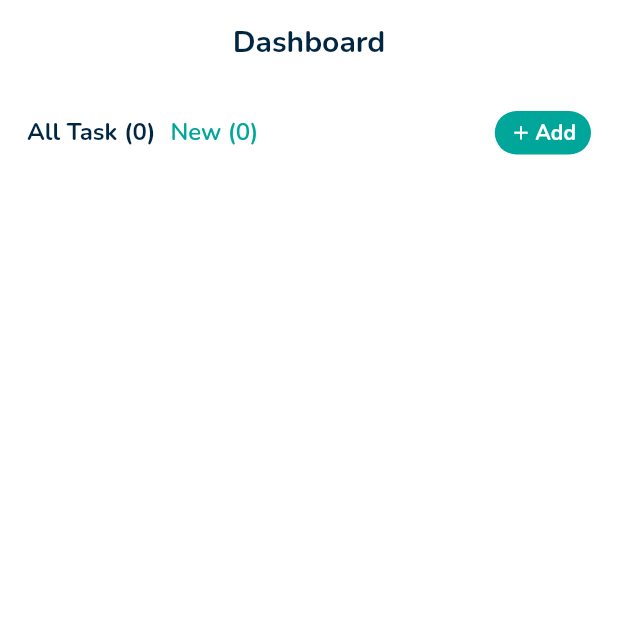
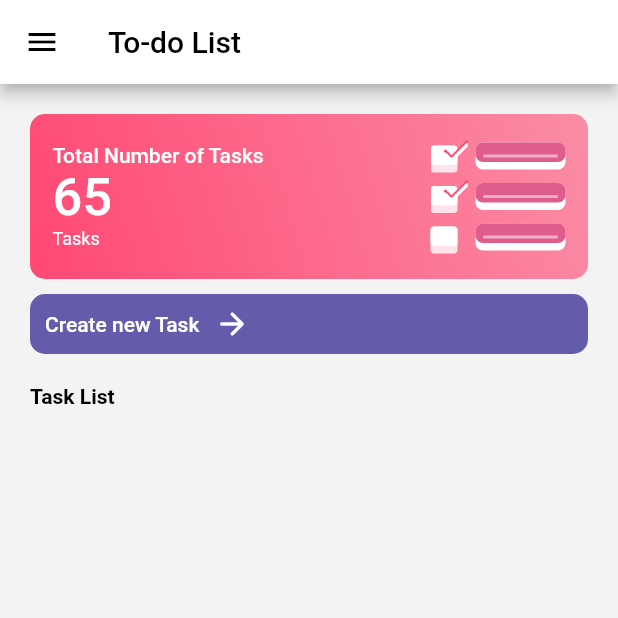
Before and after one commit to Nihalcm/rgc_dynamics, a Flutter app: the screen it shows after launch, on a phone screen of 412 x 824 dp, the top half of it. Run offline on Flutter 3.47's test engine with Material 2 defaults, Android fonts, the phone set to English and light mode, and no system bars; our stand-ins replace cloud_firestore, firebase_core, fluttertoast, google_fonts, iconsax; accounts and stored records are empty.

Commit message:
dashboard ui changed

```diff
--- a/lib/screens/dashboard/dashboard.dart
+++ b/lib/screens/dashboard/dashboard.dart
@@ -13,15 +13,14 @@ class _DashboardState extends State<Dashboard> {
   @override
   Widget build(BuildContext context) {
     return Scaffold(
-      backgroundColor: Colors.white,
+      backgroundColor: Color(0xFFf3f3f3),
       appBar: AppBar(
-        centerTitle: true,
+       leading: Icon(Icons.menu,color: Colors.black,),
         title: Text(
-          'Dashboard',
-          style: Theme.of(context).textTheme.headlineLarge,
+          'To-do List',
+          style: TextStyle(color: Colors.black,fontWeight: FontWeight.w500),
         ),
-        elevation: 0,
-        backgroundColor: Colors.transparent,
+        backgroundColor: Colors.white,
       ),
       body: SingleChildScrollView(
         child: Padding(padding: const EdgeInsets.all(10.0), child: AllTask()),
--- a/lib/screens/task/all_task.dart
+++ b/lib/screens/task/all_task.dart
@@ -1,10 +1,12 @@
 import 'package:cloud_firestore/cloud_firestore.dart';
+import 'package:flutter/cupertino.dart';
 import 'package:flutter/material.dart';
 import 'package:google_fonts/google_fonts.dart';
 import 'package:provider/provider.dart';
 import 'package:rgc_dynamics/screens/model/widgets.dart';
 import 'package:rgc_dynamics/screens/task/task_creation.dart';
 import 'package:rgc_dynamics/screens/task/task_details.dart';
+import 'package:iconsax/iconsax.dart';
 
 class AllTask extends StatefulWidget {
   const AllTask({Key? key}) : super(key: key);
@@ -16,6 +18,116 @@ class AllTask extends StatefulWidget {
 class _AllTaskState extends State<AllTask> {
   @override
   Widget build(BuildContext context) {
+    SizedBox boxModel() {
+      return SizedBox(
+        height: 22,
+        child: Center(
+          child: Container(
+            width: 60,
+            height: 18,
+            decoration: BoxDecoration(
+                color: Colors.white, borderRadius: BorderRadius.circular(5)),
+            child: Padding(
+              padding: const EdgeInsets.only(bottom: 5),
+              child: Container(
+                decoration: BoxDecoration(
+                    color: Color(0xFFde5d8c),
+                    borderRadius: BorderRadius.circular(5)),
+                child: Padding(
+                  padding: const EdgeInsets.only(
+                      top: 8, bottom: 3, left: 5, right: 5),
+                  child: Container(
+                      decoration: BoxDecoration(
+                          color: Color(0xFFefaec5),
+                          borderRadius: BorderRadius.circular(5))),
+                ),
+              ),
+            ),
+          ),
+        ),
+      );
+    }
+
+    SizedBox noCheckBox() {
+      return SizedBox(
+        width: 25,
+        height: 22,
+        child: Center(
+          child: Stack(
+            children: [
+              Positioned(
+                bottom: 0,
+                left: 0,
+                child: Container(
+                  width: 18,
+                  height: 18,
+                  decoration: BoxDecoration(
+                      color: Colors.white.withOpacity(0.8),
+                      borderRadius: BorderRadius.circular(2.5)),
+                  child: Padding(
+                    padding: const EdgeInsets.only(bottom: 5),
+                    child: Container(
+                      decoration: BoxDecoration(
+                          color: Colors.white,
+                          borderRadius: BorderRadius.circular(2.5)),
+                    ),
+                  ),
+                ),
+              ),
+            ],
+          ),
+        ),
+      );
+    }
+
+    SizedBox checkBoxModel() {
+      return SizedBox(
+        width: 25,
+        height: 22,
+        child: Center(
+          child: Stack(
+            children: [
+              Positioned(
+                bottom: 0,
+                left: 0,
+                child: Container(
+                  width: 18,
+                  height: 18,
+                  decoration: BoxDecoration(
+                      color: Colors.white.withOpacity(0.8),
+                      borderRadius: BorderRadius.circular(2.5)),
+                  child: Padding(
+                    padding: const EdgeInsets.only(bottom: 5),
+                    child: Container(
+                      decoration: BoxDecoration(
+                          color: Colors.white,
+                          borderRadius: BorderRadius.circular(2.5)),
+                    ),
+                  ),
+                ),
+              ),
+              Positioned(
+                  bottom: 4,
+                  left: 5,
+                  child: Icon(
+                    Icons.check_rounded,
+                    color: Color(0xFFff4873),
+                    opticalSize: 5,
+                  )),
+              Positioned(
+                  bottom: 2,
+                  left: 5,
+                  child: Icon(
+                    Icons.check_rounded,
+                    color: Colors.white,
+                    opticalSize: 5,
+                  ))
+            ],
+          ),
+        ),
+      );
+    }
+
     var size = MediaQuery.of(context).size;
     return StreamBuilder(
       stream: FirebaseFirestore.instance
@@ -26,21 +138,85 @@ class _AllTaskState extends State<AllTask> {
         if (snapshot.hasData) {
           int totalNewTasks =
               snapshot.data!.docs.where((doc) => doc['new'] == true).length;
-          return Column(children: [
-            Padding(
-              padding: const EdgeInsets.all(8.0),
+          return Padding(
+            padding: const EdgeInsets.all(10.0),
+            child:
+                Column(crossAxisAlignment: CrossAxisAlignment.start, children: [
+              Container(
+                height: 110,
+                width: size.width,
+                decoration: BoxDecoration(
+                    gradient: LinearGradient(colors: [
+                      Color(0xFFff4873),
+                      Color(0xFFff4873).withOpacity(0.6)
+                    ], begin: Alignment.bottomLeft, end: Alignment.topRight),
+                    borderRadius: BorderRadius.circular(10)),
+                child: Padding(
+                  padding: const EdgeInsets.only(left: 15, right: 15),
                   child: Row(
                     children: [
-                  Text("All Task (${snapshot.data!.docs.length})",
-                      style: Theme.of(context).textTheme.headlineMedium),
-                  SizedBox(
-                    width: 10,
+                      Column(
+                          crossAxisAlignment: CrossAxisAlignment.start,
+                          mainAxisAlignment: MainAxisAlignment.center,
+                          children: [
+                            Text(
+                              "Total Number of Tasks",
+                              style: TextStyle(
+                                  color: Colors.white,
+                                  fontWeight: FontWeight.w500),
                             ),
                             Text(
-                    "New (${totalNewTasks})",
-                    style: Theme.of(context).textTheme.titleMedium,
+                              "65",
+                              style: TextStyle(
+                                  color: Colors.white,
+                                  fontWeight: FontWeight.w500,
+                                  fontSize: 35),
                             ),
+                            Text(
+                              "Tasks",
+                              style:
+                                  TextStyle(color: Colors.white, fontSize: 12),
+                            ),
+                          ]),
                       Spacer(),
+                      Column(
+                        mainAxisAlignment: MainAxisAlignment.center,
+                        children: [
+                          checkBoxModel(),
+                          SizedBox(
+                            height: 5,
+                          ),
+                          checkBoxModel(),
+                          SizedBox(
+                            height: 5,
+                          ),
+                          noCheckBox()
+                        ],
+                      ),
+                      SizedBox(
+                        width: 5,
+                      ),
+                      Column(
+                        mainAxisAlignment: MainAxisAlignment.center,
+                        children: [
+                          boxModel(),
+                          SizedBox(
+                            height: 5,
+                          ),
+                          boxModel(),
+                          SizedBox(
+                            height: 5,
+                          ),
+                          boxModel()
+                        ],
+                      )
+                    ],
+                  ),
+                ),
+              ),
+              SizedBox(
+                height: 10,
+              ),
               InkWell(
                 onTap: () {
                   Navigator.push(
@@ -50,35 +226,40 @@ class _AllTaskState extends State<AllTask> {
                       ));
                 },
                 child: Container(
+                  height: 40,
+                  width: size.width,
                   decoration: BoxDecoration(
-                            color: Theme.of(context).focusColor,
-                            borderRadius: BorderRadius.circular(20)),
-                        child: Padding(
-                          padding: const EdgeInsets.only(
-                              left: 10, right: 10, bottom: 5, top: 5),
-                          child: Row(
-                            children: [
-                              Icon(
-                                Icons.add,
-                                color: Colors.white,
-                                size: 15,
+                      color: Color(0xFF625caa),
+                      borderRadius: BorderRadius.circular(10)),
+                  child: Row(children: [
+                    SizedBox(
+                      width: 10,
+                    ),
+                    Text(
+                      "Create new Task",
+                      style: TextStyle(
+                          color: Colors.white, fontWeight: FontWeight.w500),
                     ),
                     SizedBox(
-                                width: 2,
+                      width: 10,
+                    ),
+                    Icon(
+                      Icons.arrow_forward_rounded,
+                      color: Colors.white,
+                    )
+                  ]),
+                ),
+              ),
+              SizedBox(
+                height: 20,
               ),
               Text(
-                                "Add",
-                                style: GoogleFonts.nunito(
-                                    color: Colors.white,
-                                    fontSize: 14,
-                                    fontWeight: FontWeight.w700),
+                "Task List",
+                style:
+                    TextStyle(color: Colors.black, fontWeight: FontWeight.w700),
               ),
-                            ],
-                          ),
-                        )),
-                  )
-                ],
-              ),
+              SizedBox(
+                height: 5,
               ),
               ListView.builder(
                 physics: NeverScrollableScrollPhysics(),
@@ -88,7 +269,7 @@ class _AllTaskState extends State<AllTask> {
                 itemBuilder: (context, index) {
                   var data = snapshot.data!.docs[index];
                   return Padding(
-                  padding: const EdgeInsets.all(10.0),
+                    padding: const EdgeInsets.only(top: 5, bottom: 5),
                     child: InkWell(
                       onTap: () {
                         FirebaseFirestore.instance
@@ -98,53 +279,88 @@ class _AllTaskState extends State<AllTask> {
                         Navigator.push(
                             context,
                             MaterialPageRoute(
-                            builder: (context) => TaskDetails(taskId: data.id),
+                              builder: (context) =>
+                                  TaskDetails(taskId: data.id),
                             ));
                       },
                       child: Container(
                         width: size.width,
                         decoration: BoxDecoration(
-                          boxShadow: [
-                            BoxShadow(color: Colors.blueGrey, blurRadius: 5)
-                          ],
+                          border: Border.all(color: Colors.black12),
                             color: Colors.white,
                             borderRadius: BorderRadius.circular(10)),
                         child: Padding(
-                        padding: const EdgeInsets.all(15.0),
+                          padding: const EdgeInsets.all(10.0),
                           child: Column(
                             mainAxisAlignment: MainAxisAlignment.center,
                             crossAxisAlignment: CrossAxisAlignment.start,
                             children: [
-                            Row(
+                              Row(crossAxisAlignment: CrossAxisAlignment.start,
                                 children: [
-                                Text(
+                                  Container(
+                                    width: size.width * 0.65,
+                                    child: Text(
                                       data['task_name'],
-                                  style:
-                                      Theme.of(context).textTheme.headlineLarge,
+                                      style: TextStyle(color: Colors.black),
+                                    ),
                                   ),
                                   SizedBox(
                                     width: 5,
                                   ),
-                                SizedBox(
-                                  child: data['new'] == true
-                                      ? Container(
+                                  Spacer(),
+                                  Container(
+                                    width: 60,
                                     decoration: BoxDecoration(
-                                            borderRadius:
-                                                BorderRadius.circular(5),
-                                            color: Colors.teal.shade100,
+                                      borderRadius: BorderRadius.circular(2.5),
+                                      color: data['priority'] == 'High'
+                                          ? Colors.red.shade50
+                                          : data['priority'] == 'Medium'
+                                              ? Colors.orange.shade50
+                                              : Colors.yellow.shade50,
                                     ),
+                                    child: Center(
                                       child: Padding(
                                         padding: const EdgeInsets.only(
-                                                left: 5, right: 5),
+                                            left: 2.5,
+                                            right: 2.5,
+                                            top: 2.5,
+                                            bottom: 2.5),
                                         child: Text(
-                                              'New',
-                                              style: GoogleFonts.nunito(
-                                                  color: Colors.grey,
-                                                  fontSize: 12),
+                                          data['priority'],
+                                          style: TextStyle(
+                                              fontSize: 12,
+                                              color: data['priority'] == 'High'
+                                                  ? Colors.red
+                                                  : data['priority'] == 'Medium'
+                                                      ? Colors.orange
+                                                      : Colors.yellow),
                                         ),
                                       ),
-                                        )
-                                      : SizedBox(),
+                                    ),
+                                  ),
+                                  SizedBox(
+                                    width: 5,
+                                  ),
+                                ],
+                              ),
+                              SizedBox(
+                                height: 15,
+                              ),
+                              Row(
+                                children: [
+                                  Icon(
+                                    Icons.calendar_month,
+                                    color: Colors.black,
+                                    size: 20,
+                                  ),
+                                  SizedBox(
+                                    width: 5,
+                                  ),
+                                  Text(
+                                    data['uploaded_date'],
+                                    style: TextStyle(
+                                        color: Colors.black,
+                                        fontWeight: FontWeight.w600),
                                   ),
                                   Spacer(),
                                   InkWell(
@@ -160,49 +376,7 @@ class _AllTaskState extends State<AllTask> {
                                                   Navigator.pop(context));
                                         });
                                       },
-                                  child: Icon(
-                                    Icons.delete,
-                                    color: Colors.red,
-                                  ),
-                                ),
-                                SizedBox(
-                                  width: 5,
-                                ),
-                              ],
-                            ),
-                            SizedBox(
-                              height: 10,
-                            ),
-                            Row(
-                              children: [
-                                Text('End Date : ',
-                                    style: Theme.of(context)
-                                        .textTheme
-                                        .titleMedium),
-                                Text(
-                                  data['end_date'],
-                                  style: GoogleFonts.nunito(
-                                      color: Colors.red, fontSize: 15),
-                                ),
-                                Spacer(),
-                              ],
-                            ),
-                            Row(
-                              children: [
-                                Text('Uploaded Date : ',
-                                    style: GoogleFonts.nunito(
-                                        color: Colors.grey, fontSize: 15)),
-                                Text(
-                                  data['uploaded_date'],
-                                  style: GoogleFonts.nunito(
-                                      color: Colors.grey, fontSize: 15),
-                                ),
-                                Spacer(),
-                                Text(
-                                  'View More >>',
-                                  style: GoogleFonts.nunito(
-                                      color: Colors.teal, fontSize: 12),
-                                )
+                                      child: Icon(CupertinoIcons.delete,size: 17,))
                                 ],
                               ),
                             ],
@@ -213,7 +387,8 @@ class _AllTaskState extends State<AllTask> {
                   );
                 },
               )
-          ]);
+            ]),
+          );
         }
         return Center(
             child: SizedBox(
--- a/pubspec.yaml
+++ b/pubspec.yaml
@@ -41,6 +41,7 @@ dependencies:
   cloud_firestore:
   provider:
   fluttertoast:
+  iconsax:
 
 dev_dependencies:
   flutter_test:
```
Also changed, not shown: pubspec.lock. Lines whose indentation alone changed are shown as unchanged.
